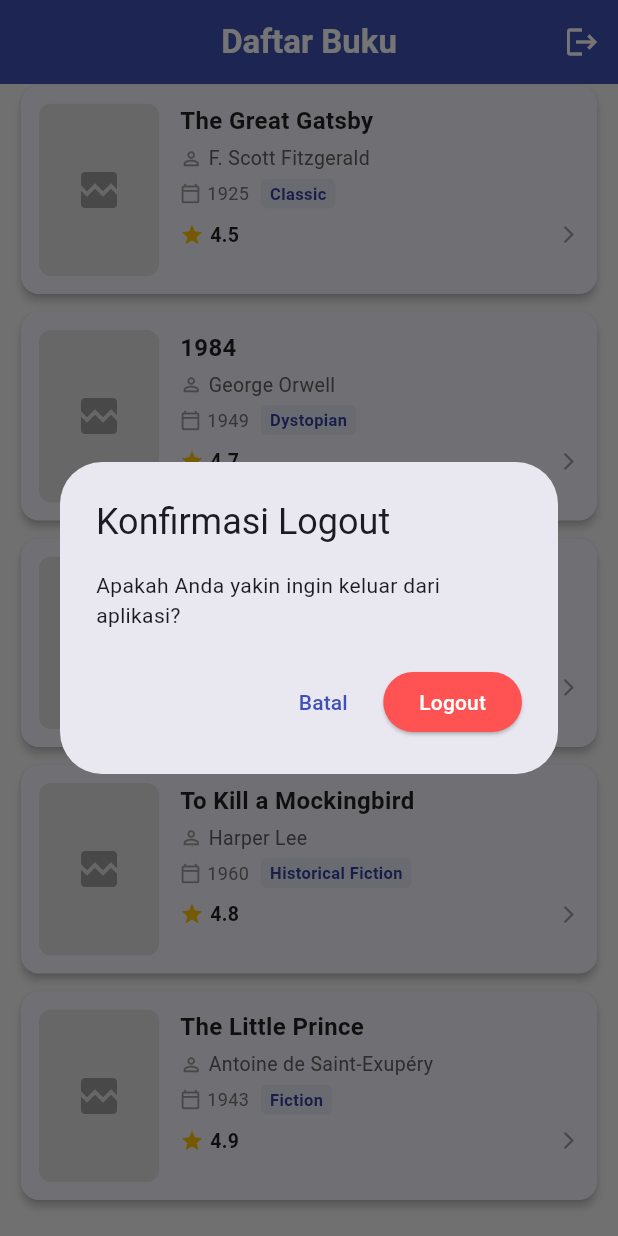
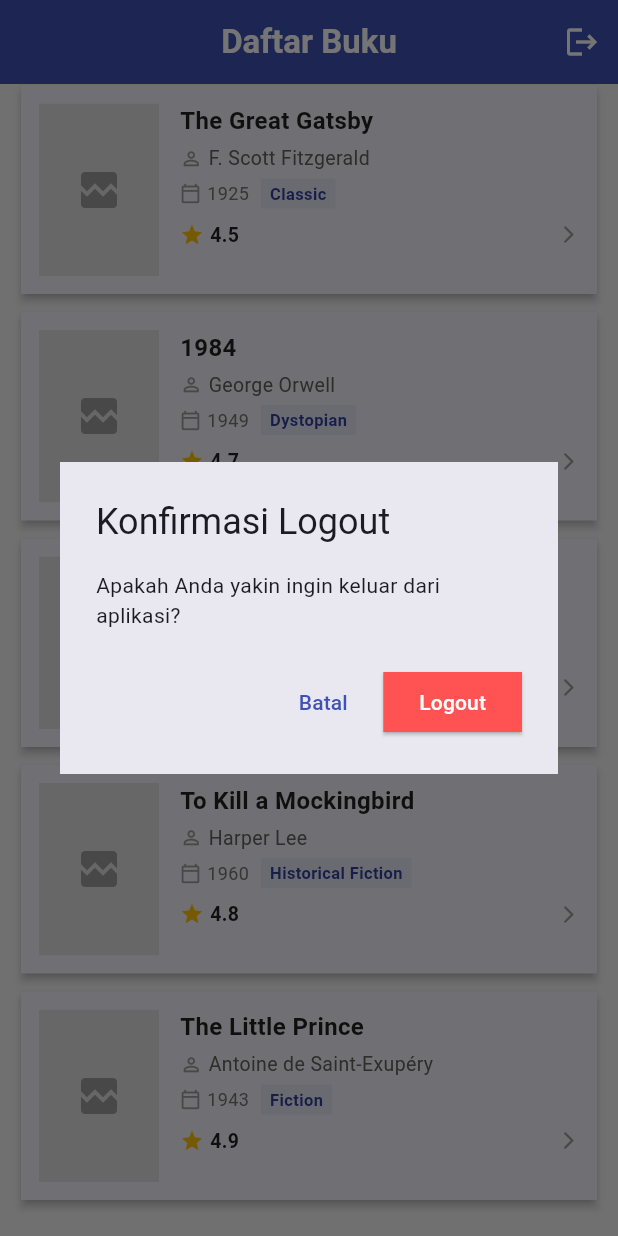
Before and after one commit to supremeinori/Latihan_Kuis_124240118, a Flutter app: the LibraryPage screen opened directly, scrolled down 469 dp, after a tap on the "logout" icon, on a phone screen of 412 x 824 dp. Run offline on Flutter 3.47's test engine with Material 3 defaults, Android fonts, the light colour scheme and no system bars; network calls fail.

Commit message:
fix sedikit UI

```diff
--- a/lib/pages/library_page.dart
+++ b/lib/pages/library_page.dart
@@ -10,6 +10,9 @@ class LibraryPage extends StatelessWidget {
     showDialog(
       context: context,
       builder: (ctx) => AlertDialog(
+        shape: const RoundedRectangleBorder(
+          borderRadius: BorderRadius.zero,
+        ),
         title: const Text('Konfirmasi Logout'),
         content: const Text('Apakah Anda yakin ingin keluar dari aplikasi?'),
         actions: [
@@ -28,6 +31,9 @@ class LibraryPage extends StatelessWidget {
             style: ElevatedButton.styleFrom(
               backgroundColor: Colors.redAccent,
               foregroundColor: Colors.white,
+              shape: const RoundedRectangleBorder(
+                borderRadius: BorderRadius.zero,
+              ),
             ),
             child: const Text('Logout'),
           ),
@@ -71,8 +77,8 @@ class LibraryPage extends StatelessWidget {
                 return Card(
                   elevation: 2.5,
                   margin: const EdgeInsets.only(bottom: 12.0),
-                  shape: RoundedRectangleBorder(
-                    borderRadius: BorderRadius.circular(12),
+                  shape: const RoundedRectangleBorder(
+                    borderRadius: BorderRadius.zero,
                   ),
                   clipBehavior: Clip.antiAlias,
                   child: InkWell(
@@ -92,7 +98,7 @@ class LibraryPage extends StatelessWidget {
                         children: [
                           // Cover Buku dengan penanganan loading dan error
                           ClipRRect(
-                            borderRadius: BorderRadius.circular(8),
+                            borderRadius: BorderRadius.zero,
                             child: SizedBox(
                               width: 80,
                               height: 115,
@@ -195,7 +201,7 @@ class LibraryPage extends StatelessWidget {
                                       ),
                                       decoration: BoxDecoration(
                                         color: Colors.indigo.shade50,
-                                        borderRadius: BorderRadius.circular(4),
+                                        borderRadius: BorderRadius.zero,
                                       ),
                                       child: Text(
                                         book.genre,
```
Also changed, not shown: lib/pages/book_detail_page.dart (+13 -13 lines), 1 other file.
